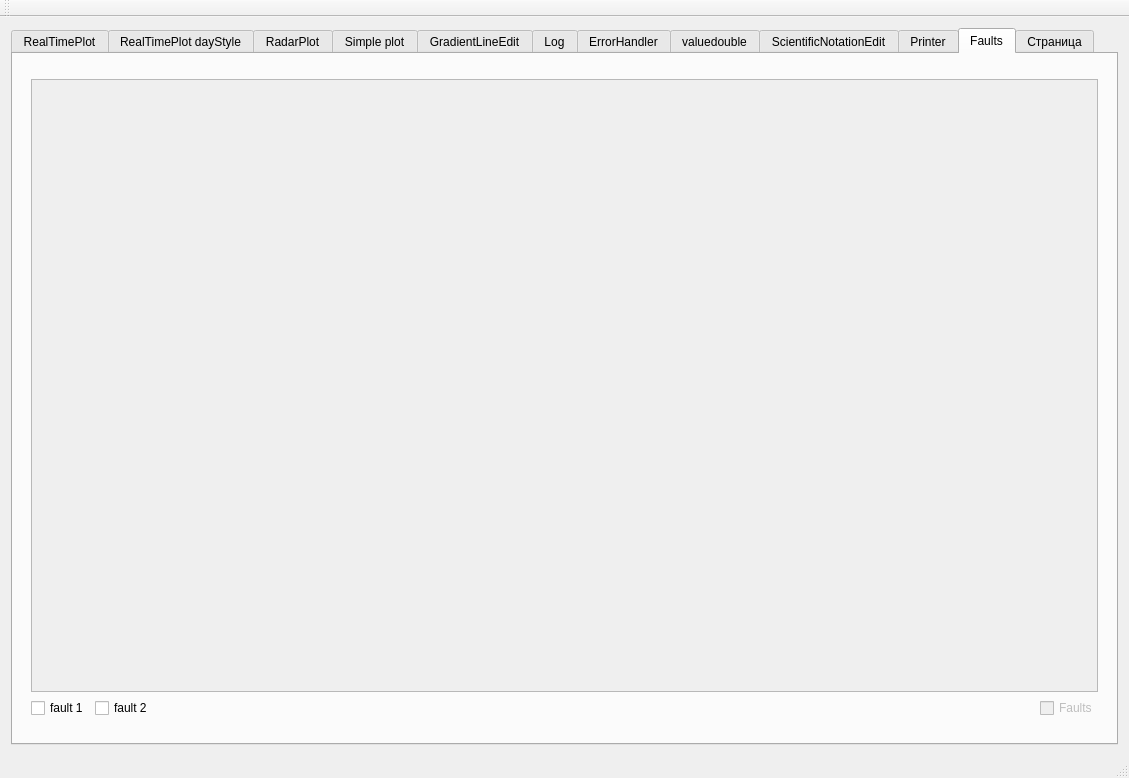
First picture: the form in mainwindow.ui, repository koshi8bit/lib, before the edit.
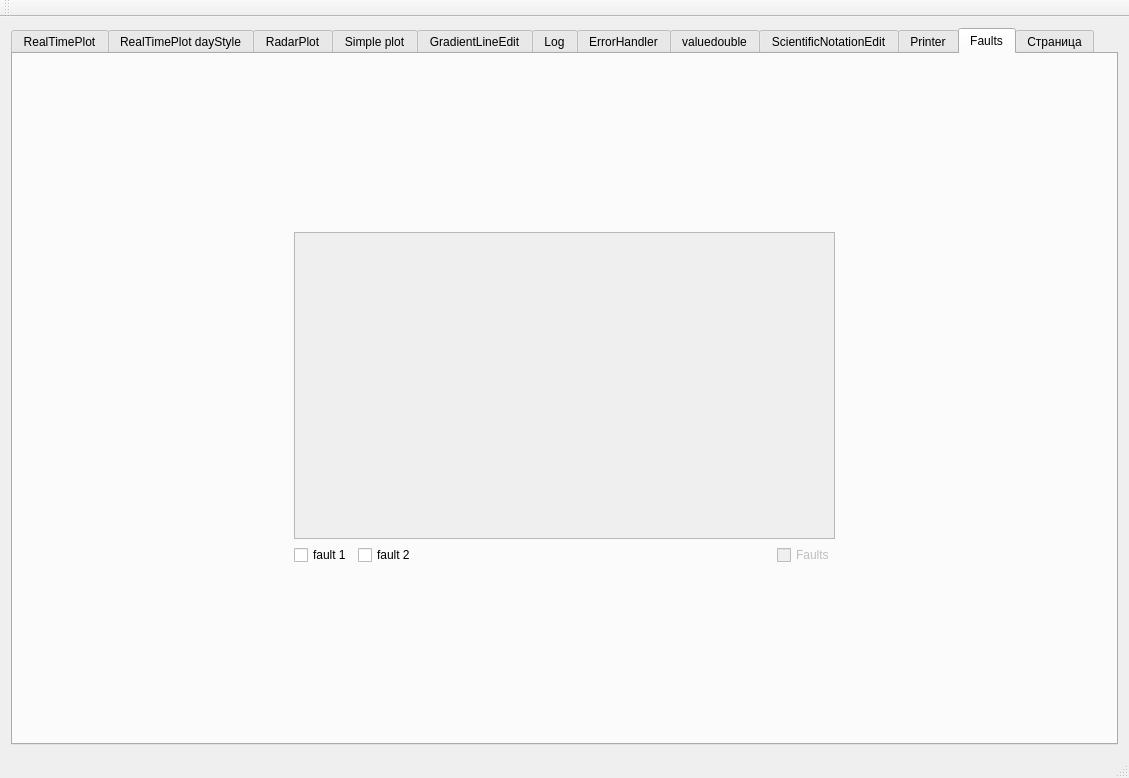
Second picture: the form after the edit. Icons and pictures are not drawn. Custom widgets are drawn as their Qt base class.

Commit message: compact faults

The edit to the form file:
```diff
--- a/mainwindow.ui
+++ b/mainwindow.ui
@@ -586,7 +586,7 @@
        <attribute name="title">
         <string>Faults</string>
        </attribute>
-       <layout class="QGridLayout" name="gridLayout_5" rowstretch="0,1,0" columnstretch="0,1,0">
+       <layout class="QGridLayout" name="gridLayout_5" rowstretch="1,2,1" columnstretch="1,2,1">
         <property name="spacing">
          <number>0</number>
         </property>
@@ -664,8 +664,8 @@
               <rect>
                <x>0</x>
                <y>0</y>
-               <width>1073</width>
-               <height>603</height>
+               <width>539</width>
+               <height>299</height>
               </rect>
              </property>
             </widget>
@@ -714,6 +714,20 @@
           </item>
          </layout>
         </item>
+        <item row="0" column="2" rowspan="3">
+         <widget class="QLabel" name="labelFaultBorderRight">
+          <property name="text">
+           <string/>
+          </property>
+         </widget>
+        </item>
+        <item row="0" column="0" rowspan="3">
+         <widget class="QLabel" name="labelFaultBorderLeft">
+          <property name="text">
+           <string/>
+          </property>
+         </widget>
+        </item>
        </layout>
       </widget>
       <widget class="QWidget" name="tab_10">
```
Left out of the diff: 46 changed lines with no effect on the pictures. The commit also changes 5 other files.
